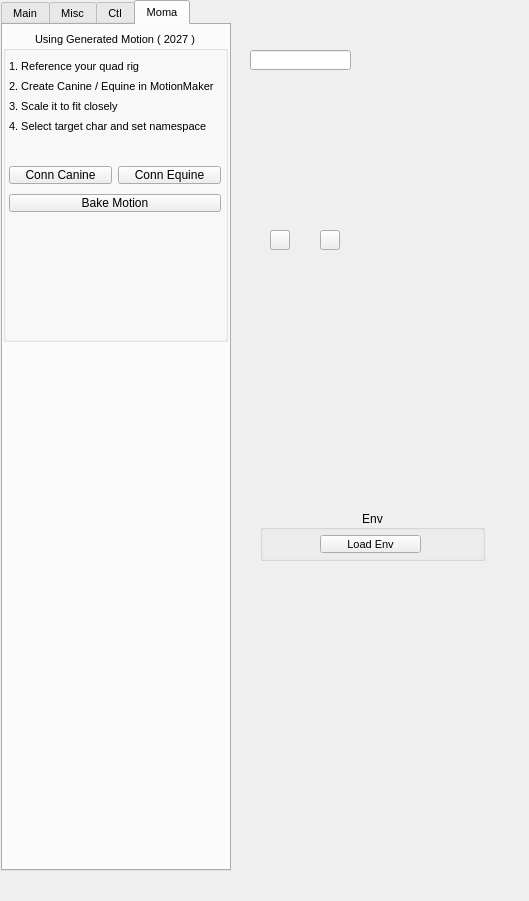
First picture: the form in nl_modules/nl_rigging_tools.ui, repository nickyliux/nl_rigging_tools, before the edit.
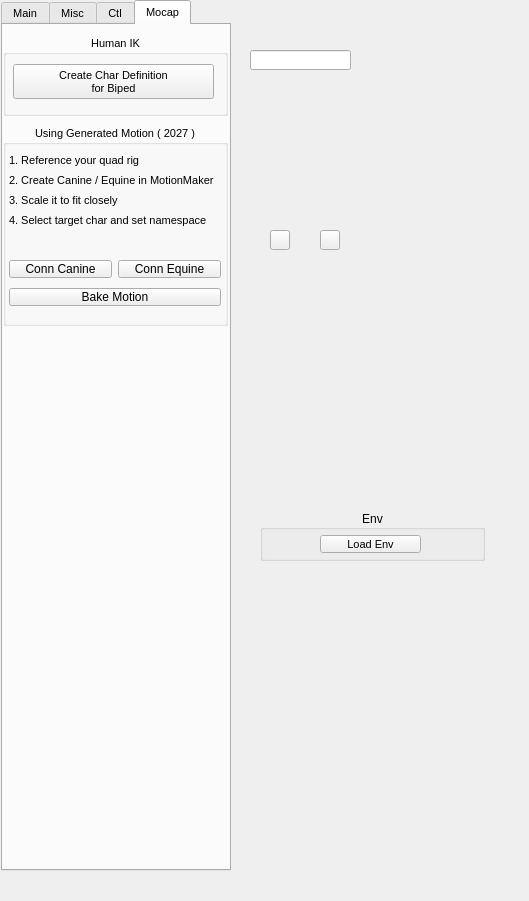
Second picture: the form after the edit. The open tabs and pages were chosen to show the change.

Patch:
```diff
--- a/nl_modules/nl_rigging_tools.ui
+++ b/nl_modules/nl_rigging_tools.ui
@@ -3965,15 +3965,15 @@
    </widget>
    <widget class="QWidget" name="tab">
     <attribute name="title">
-     <string>Moma</string>
+     <string>Mocap</string>
     </attribute>
     <widget class="QGroupBox" name="groupBox_14">
      <property name="geometry">
       <rect>
        <x>0</x>
-       <y>6</y>
+       <y>100</y>
        <width>225</width>
-       <height>311</height>
+       <height>201</height>
       </rect>
      </property>
      <property name="title">
@@ -4185,6 +4185,60 @@
       </property>
      </widget>
     </widget>
+    <widget class="QGroupBox" name="groupBox_22">
+     <property name="geometry">
+      <rect>
+       <x>0</x>
+       <y>10</y>
+       <width>225</width>
+       <height>81</height>
+      </rect>
+     </property>
+     <property name="title">
+      <string>Human IK</string>
+     </property>
+     <property name="alignment">
+      <set>Qt::AlignCenter</set>
+     </property>
+     <property name="flat">
+      <bool>true</bool>
+     </property>
+     <widget class="QPushButton" name="createCharDefForBiped_BN">
+      <property name="geometry">
+       <rect>
+        <x>10</x>
+        <y>29</y>
+        <width>201</width>
+        <height>35</height>
+       </rect>
+      </property>
+      <property name="minimumSize">
+       <size>
+        <width>10</width>
+        <height>0</height>
+       </size>
+      </property>
+      <property name="maximumSize">
+       <size>
+        <width>16777215</width>
+        <height>9999</height>
+       </size>
+      </property>
+      <property name="font">
+       <font>
+        <family>Segoe UI</family>
+        <pointsize>8</pointsize>
+       </font>
+      </property>
+      <property name="toolTip">
+       <string>Import Env Scene</string>
+      </property>
+      <property name="text">
+       <string>Create Char Definition
+for Biped</string>
+      </property>
+     </widget>
+    </widget>
    </widget>
   </widget>
   <widget class="QPushButton" name="toggleProxy_BN">
```
